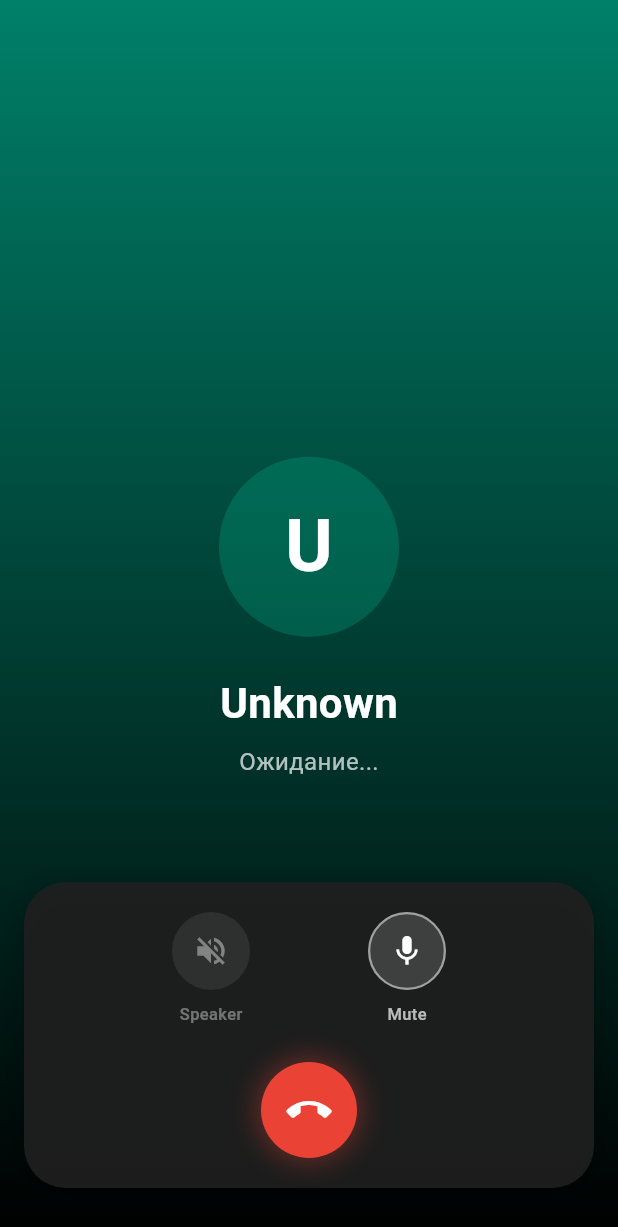
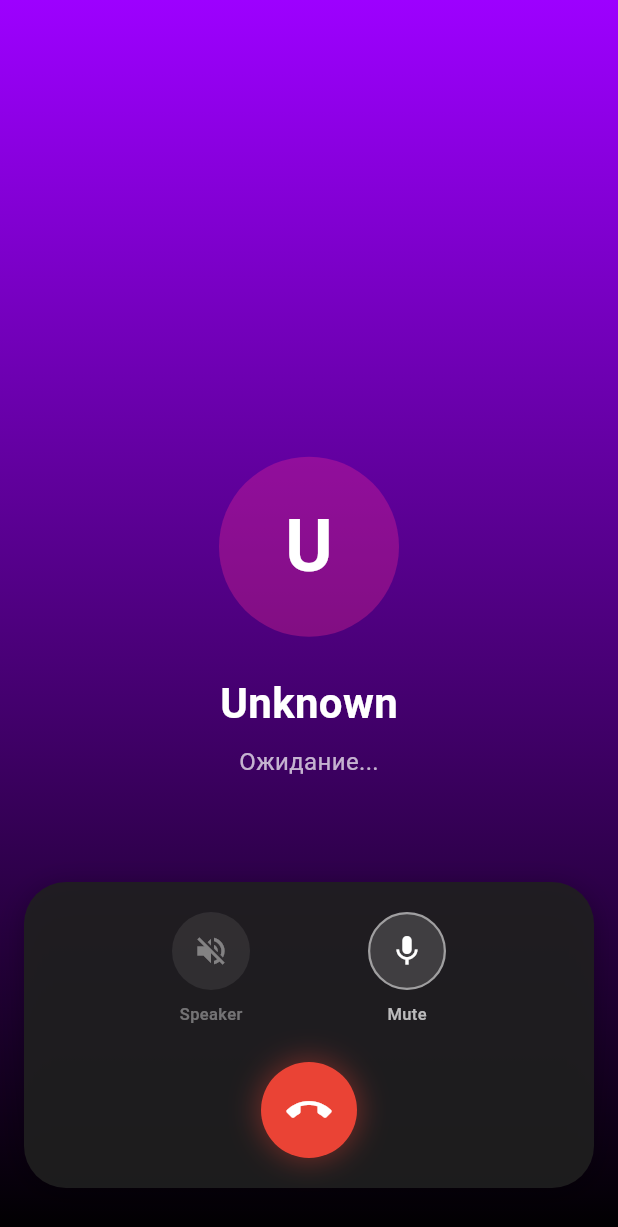
Before and after one commit to farruhsho/fury, a Flutter app: the CallPage screen opened by its route, on a phone screen of 412 x 824 dp. Shown: the top 1227 px of the screen. Run offline on Flutter 3.47's test engine with Material 3 defaults, Android fonts, the phone set to English and light mode, and no system bars; our stand-ins replace cached_network_image, camera, cloud_firestore, connectivity_plus, dartz, dio and 27 more; missing offline and left inert: encrypt, flutter_webrtc, record; accounts and stored records are empty; network calls fail; Roboto replaces fonts that are missing (SF Pro Display).

Commit message:
Revert colors to neon pink, add GroupMessageBubble with avatars/sender names/audio waveform

```diff
--- a/lib/app/theme/app_colors.dart
+++ b/lib/app/theme/app_colors.dart
@@ -205,55 +205,45 @@ abstract class WhatsAppColors {
 }
 
 /// Extension for easy access via existing AppColors references
+/// REVERTED: Back to original Fury neon pink theme
 abstract class AppColors {
-  // WhatsApp-style primary colors (GREEN THEME)
-  static const Color primary = WhatsAppColors.primary;
-  static const Color primaryLight = WhatsAppColors.primaryLight;
-  static const Color primaryDark = WhatsAppColors.primaryDark;
+  // Original neon pink theme
+  static const Color primary = FuryColors.neonPink;
+  static const Color primaryLight = FuryColors.hotMagenta;
+  static const Color primaryDark = FuryColors.electricPurple;
   static const Color secondary = FuryColors.electricPurple;
-  static const Color accent = WhatsAppColors.primary;
+  static const Color accent = FuryColors.cyberCyan;
 
-  // Dark theme backgrounds
-  static const Color backgroundLight = WhatsAppColors.surfaceLight;
-  static const Color backgroundDark = WhatsAppColors.background;
-  static const Color surfaceLight = WhatsAppColors.surface;
-  static const Color surfaceDark = WhatsAppColors.surface;
+  static const Color backgroundLight = FuryColors.glassLight;
+  static const Color backgroundDark = FuryColors.deepBlack;
+  static const Color surfaceLight = FuryColors.glassDark;
+  static const Color surfaceDark = FuryColors.darkSurface;
 
-  // Chat bubbles - WhatsApp style
-  static const Color outgoingBubbleLight = WhatsAppColors.outgoingBubble;
-  static const Color outgoingBubbleDark = WhatsAppColors.outgoingBubble;
-  static const Color incomingBubbleLight = WhatsAppColors.incomingBubble;
-  static const Color incomingBubbleDark = WhatsAppColors.incomingBubble;
+  static const Color outgoingBubbleLight = FuryColors.outgoingBubbleStart;
+  static const Color outgoingBubbleDark = FuryColors.outgoingBubbleEnd;
+  static const Color incomingBubbleLight = FuryColors.incomingBubble;
+  static const Color incomingBubbleDark = FuryColors.incomingBubble;
 
-  // Text colors
-  static const Color textPrimaryLight = WhatsAppColors.textPrimary;
-  static const Color textPrimaryDark = WhatsAppColors.textPrimary;
-  static const Color textSecondaryLight = WhatsAppColors.textSecondary;
-  static const Color textSecondaryDark = WhatsAppColors.textMuted;
+  static const Color textPrimaryLight = FuryColors.textPrimary;
+  static const Color textPrimaryDark = FuryColors.textPrimary;
+  static const Color textSecondaryLight = FuryColors.textMuted;
+  static const Color textSecondaryDark = FuryColors.textMuted;
 
-  // Status indicators
-  static const Color online = WhatsAppColors.online;
-  static const Color offline = WhatsAppColors.textMuted;
-  static const Color typing = WhatsAppColors.primary;
+  static const Color online = FuryColors.online;
+  static const Color offline = FuryColors.textMuted;
+  static const Color typing = FuryColors.typing;
   static const Color recording = FuryColors.recording;
 
-  // Message status
-  static const Color singleCheck = WhatsAppColors.checkDelivered;
-  static const Color doubleCheck = WhatsAppColors.checkDelivered;
-  static const Color doubleCheckRead = WhatsAppColors.checkRead;
+  static const Color singleCheck = FuryColors.checkSent;
+  static const Color doubleCheck = FuryColors.checkDelivered;
+  static const Color doubleCheckRead = FuryColors.checkRead;
 
-  // Semantic colors
   static const Color error = FuryColors.error;
   static const Color warning = FuryColors.warning;
-  static const Color success = WhatsAppColors.primary;
+  static const Color success = FuryColors.success;
   static const Color info = FuryColors.info;
 
-  // Gradients - keep some neon for effects
   static const LinearGradient storyGradient = FuryColors.flameGradient;
   static const LinearGradient callGradient = FuryColors.coolNeon;
-  static LinearGradient primaryGradient = LinearGradient(
-    colors: [WhatsAppColors.primary, WhatsAppColors.primaryDark],
-    begin: Alignment.topLeft,
-    end: Alignment.bottomRight,
-  );
+  static const LinearGradient primaryGradient = FuryColors.flameGradient;
 }
--- a/lib/core/providers/theme_provider.dart
+++ b/lib/core/providers/theme_provider.dart
@@ -4,7 +4,7 @@ import '../services/local_storage_service.dart';
 
 /// Theme provider for managing dark/light mode
 class ThemeProvider extends ChangeNotifier {
-  ThemeMode _themeMode = ThemeMode.dark;  // Default to dark for WhatsApp style
+  ThemeMode _themeMode = ThemeMode.system;  // Back to system default
   LocalStorageService? _storageService;
   bool _isInitialized = false;
 
--- a/lib/features/chat/presentation/widgets/message_bubble.dart
+++ b/lib/features/chat/presentation/widgets/message_bubble.dart
@@ -49,9 +49,7 @@ class MessageBubble extends StatelessWidget {
           vertical: AppSpacing.sm,
         ),
         decoration: BoxDecoration(
-          color: isMe
-              ? AppColors.outgoingBubbleLight  // WhatsApp green for outgoing
-              : AppColors.incomingBubbleLight,  // Dark gray for incoming
+          color: isMe ? AppColors.primary : AppColors.surfaceLight,
           borderRadius: BorderRadius.only(
             topLeft: const Radius.circular(AppSpacing.radiusLg),
             topRight: const Radius.circular(AppSpacing.radiusLg),
@@ -60,7 +58,7 @@ class MessageBubble extends StatelessWidget {
           ),
           boxShadow: [
             BoxShadow(
-              color: Colors.black.withValues(alpha: 0.1),
+              color: Colors.black.withValues(alpha: 0.05),
               blurRadius: 4,
               offset: const Offset(0, 2),
             ),
```
Also changed, not shown: lib/features/chat/presentation/widgets/group_message_bubble.dart (added, +396 -0 lines).
